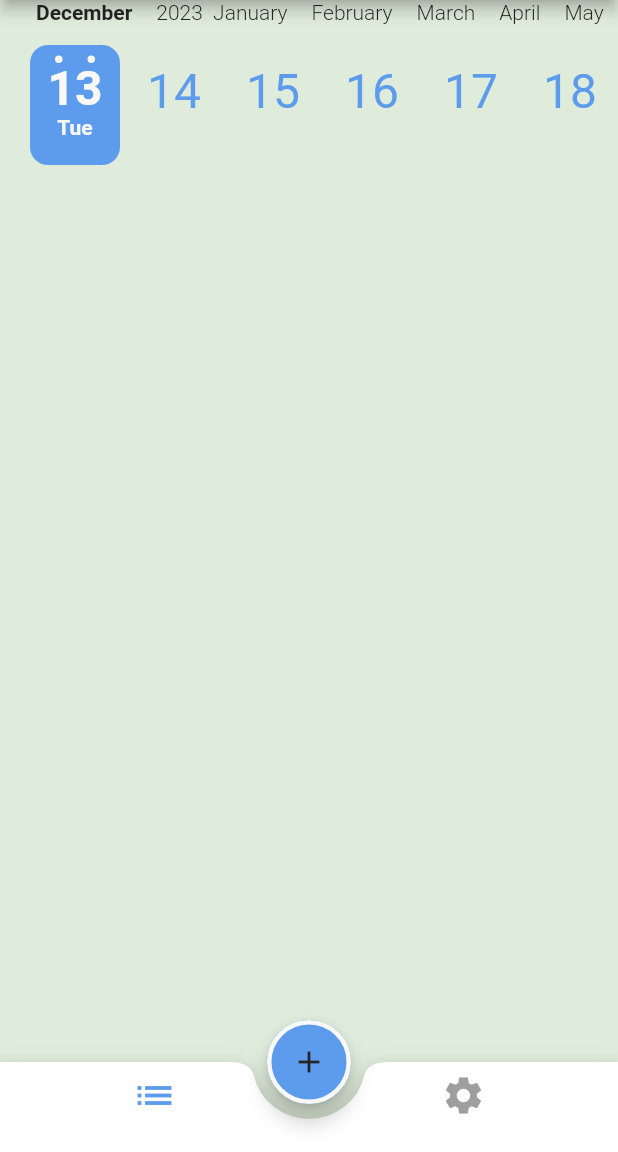
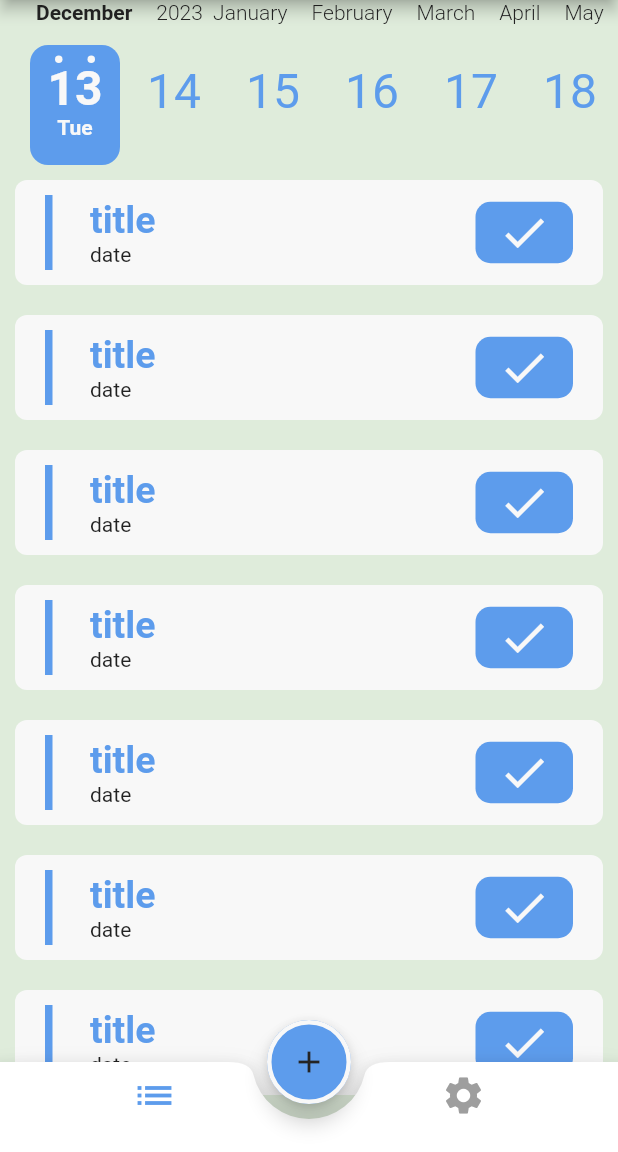
Before and after one commit to mahmoudgamal1704/Todo_App, a Flutter app: the screen it shows after launch, on a phone screen of 412 x 824 dp, the part 84-1236 px from its top. Run offline on Flutter 3.47's test engine with Material 2 defaults, Android fonts, the phone set to English and light mode, and no system bars; drawn by our look-alikes of calendar_timeline; generated files the repository leaves out were written again.

Commit message:
design items in home screen

```diff
--- /dev/null
+++ b/lib/modules/tasklist/taskitem.dart
@@ -0,0 +1,46 @@
+import 'package:flutter/material.dart';
+import 'package:todoapp/shared/styles/colors.dart';
+
+class TaskItem extends StatelessWidget {
+  // const TaskItem({Key? key}) : super(key: key);
+
+  @override
+  Widget build(BuildContext context) {
+    return Container(
+      margin: EdgeInsets.symmetric(horizontal: 10, vertical: 10),
+      padding: EdgeInsets.symmetric(horizontal: 20, vertical: 10),
+      decoration: BoxDecoration(
+          color: Theme.of(context).colorScheme.onBackground,
+          borderRadius: BorderRadius.circular(8)),
+      child: Row(
+        children: [
+          Container(
+            width: 5,
+            height: 50,
+            color: Primarycolor,
+          ),
+          SizedBox(width: 25,),
+          Expanded(
+              child: Column(
+                crossAxisAlignment: CrossAxisAlignment.start,
+            children: [
+              Text('title',style: Theme.of(context).textTheme.subtitle1,),
+              Text('date',),
+            ],
+          )),
+          Container(
+            padding: EdgeInsets.symmetric(horizontal: 15, vertical: 3),
+            decoration: BoxDecoration(
+                color: Primarycolor,
+                borderRadius: BorderRadius.circular(10)),
+            child: Icon(
+              Icons.done,
+              color: Whitecolor,
+              size: 35,
+            ),
+          )
+        ],
+      ),
+    );
+  }
+}
--- a/lib/modules/tasklist/tasklist.dart
+++ b/lib/modules/tasklist/tasklist.dart
@@ -1,5 +1,6 @@
 import 'package:flutter/material.dart';
 import 'package:calendar_timeline/calendar_timeline.dart';
+import 'package:todoapp/modules/tasklist/taskitem.dart';
 import 'package:todoapp/shared/styles/colors.dart';
 class TaskList extends StatelessWidget {
   // const TaskList({Key? key}) : super(key: key);
@@ -23,7 +24,14 @@ class TaskList extends StatelessWidget {
             dotsColor: Whitecolor,
             selectableDayPredicate: (date) => true,
             locale: 'en',
-          )
+          ),
+          Expanded(
+              child: ListView.builder(
+
+                itemBuilder: (context, index) {
+                  return TaskItem();
+                },
+                itemCount: 15,))
 
         ],
       ),
--- a/lib/shared/styles/mytheme.dart
+++ b/lib/shared/styles/mytheme.dart
@@ -56,7 +56,7 @@ class MyTheme {
         error: err,
         onError: Whitecolor,
         background: BackGdarkcolor,
-        onBackground: backdropdarkcolor,
+        onBackground: daysbackgdarkcolor,
         surface: Colors.grey,
         onSurface: Whitecolor),
     appBarTheme: AppBarTheme(
```
